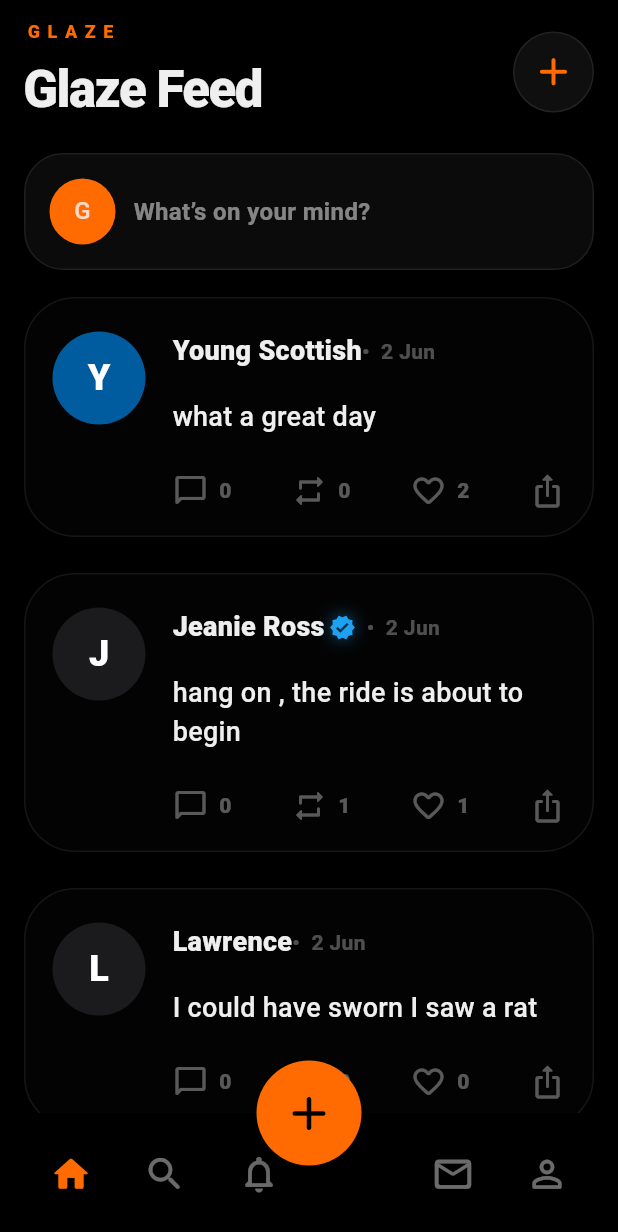
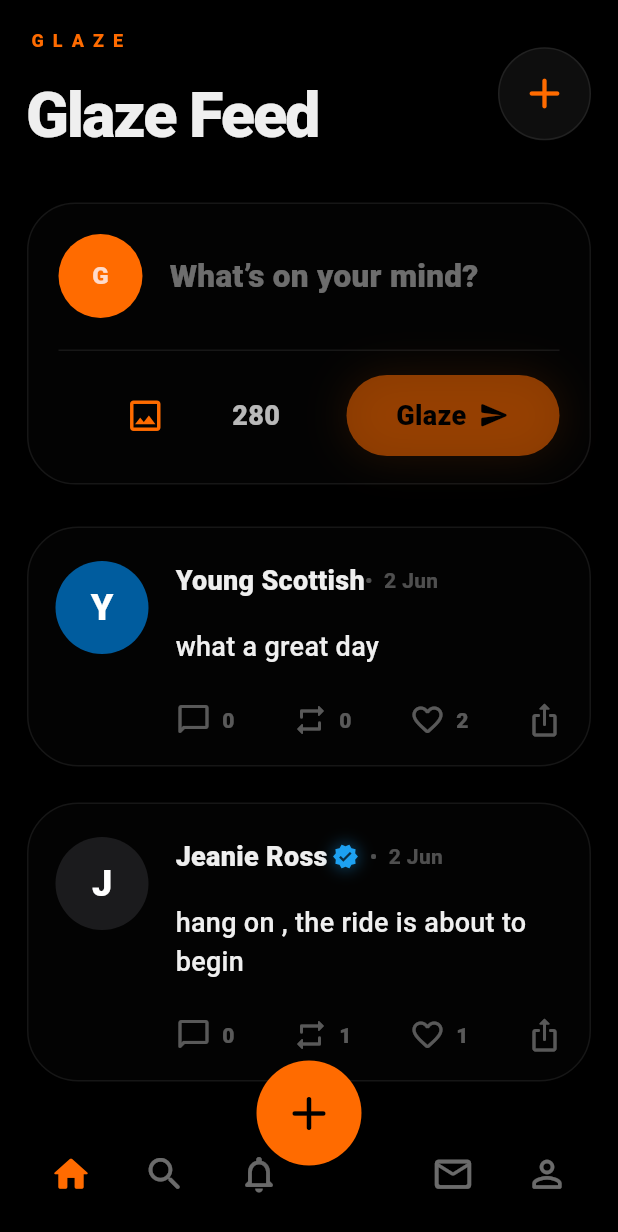
Before and after one commit to WinnerSamurai6064/Glaze1, a Flutter app: the screen it shows after launch, on a phone screen of 412 x 824 dp. Shown: the top 1232 px of the screen. Run offline on Flutter 3.47's test engine with Material 3 defaults, Android fonts, the phone set to English and light mode, and no system bars; network calls fail.

Commit message:
Rebuild feed screen to match original Glaze composer and spacing

```diff
--- a/lib/screens/feed_screen.dart
+++ b/lib/screens/feed_screen.dart
@@ -30,9 +30,7 @@ class _FeedScreenState extends State<FeedScreen> {
   }
 
   void _openProfile(GlazeUser user) {
-    Navigator.of(context).push(
-      MaterialPageRoute(builder: (_) => ProfileScreen(user: user)),
-    );
+    Navigator.of(context).push(MaterialPageRoute(builder: (_) => ProfileScreen(user: user)));
   }
 
   @override
@@ -50,12 +48,12 @@ class _FeedScreenState extends State<FeedScreen> {
               await _future;
             },
             child: ListView(
-              padding: const EdgeInsets.fromLTRB(16, 12, 16, 110),
+              padding: const EdgeInsets.fromLTRB(18, 18, 18, 112),
               children: [
                 _Header(title: data.content.feedTitle),
-                const SizedBox(height: 18),
+                const SizedBox(height: 28),
                 _Composer(placeholder: data.content.composerPlaceholder),
-                const SizedBox(height: 18),
+                const SizedBox(height: 28),
                 if (data.posts.isEmpty)
                   _EmptyState(text: data.content.emptyPosts)
                 else
@@ -98,30 +96,30 @@ class _Header extends StatelessWidget {
               style: TextStyle(
                 color: GlazeTheme.orange,
                 fontWeight: FontWeight.w900,
-                letterSpacing: 5,
+                letterSpacing: 6,
                 fontSize: 12,
               ),
             ),
-            const SizedBox(height: 6),
+            const SizedBox(height: 12),
             Text(
               title,
               style: const TextStyle(
-                fontSize: 34,
+                fontSize: 42,
                 fontWeight: FontWeight.w900,
-                letterSpacing: -1,
+                letterSpacing: -1.4,
               ),
             ),
           ],
         ),
         Container(
-          width: 54,
-          height: 54,
+          width: 62,
+          height: 62,
           decoration: BoxDecoration(
             shape: BoxShape.circle,
-            color: Colors.white.withOpacity(0.06),
+            color: Colors.white.withOpacity(0.055),
             border: Border.all(color: Colors.white.withOpacity(0.08)),
           ),
-          child: const Icon(Icons.add_rounded, color: GlazeTheme.orange, size: 31),
+          child: const Icon(Icons.add_rounded, color: GlazeTheme.orange, size: 34),
         ),
       ],
     );
@@ -136,25 +134,60 @@ class _Composer extends StatelessWidget {
   @override
   Widget build(BuildContext context) {
     return Container(
-      padding: const EdgeInsets.all(16),
+      height: 188,
+      padding: const EdgeInsets.fromLTRB(20, 20, 20, 18),
       decoration: BoxDecoration(
-        color: Colors.white.withOpacity(0.045),
-        borderRadius: BorderRadius.circular(26),
-        border: Border.all(color: Colors.white.withOpacity(0.08)),
+        color: const Color(0xFF030303),
+        borderRadius: BorderRadius.circular(32),
+        border: Border.all(color: Colors.white.withOpacity(0.075)),
       ),
-      child: Row(
+      child: Column(
         children: [
-          const CircleAvatar(radius: 22, backgroundColor: GlazeTheme.orange, child: Text('G')),
-          const SizedBox(width: 12),
-          Expanded(
-            child: Text(
-              placeholder,
-              style: TextStyle(
-                color: Colors.white.withOpacity(0.50),
-                fontSize: 16,
-                fontWeight: FontWeight.w600,
+          Row(
+            children: [
+              const CircleAvatar(radius: 28, backgroundColor: GlazeTheme.orange, child: Text('G', style: TextStyle(fontWeight: FontWeight.w900))),
+              const SizedBox(width: 18),
+              Expanded(
+                child: Text(
+                  placeholder,
+                  style: TextStyle(
+                    color: Colors.white.withOpacity(0.42),
+                    fontSize: 21,
+                    fontWeight: FontWeight.w800,
+                    letterSpacing: 0.2,
+                  ),
+                ),
               ),
-            ),
+            ],
+          ),
+          const Spacer(),
+          Container(height: 1, color: Colors.white.withOpacity(0.08)),
+          const SizedBox(height: 16),
+          Row(
+            children: [
+              const Spacer(),
+              const Icon(Icons.image_outlined, color: GlazeTheme.orange, size: 27),
+              const Spacer(),
+              Text('280', style: TextStyle(color: Colors.white.withOpacity(0.72), fontSize: 18, fontWeight: FontWeight.w900)),
+              const Spacer(),
+              Container(
+                width: 142,
+                height: 54,
+                decoration: BoxDecoration(
+                  borderRadius: BorderRadius.circular(999),
+                  color: GlazeTheme.orange.withOpacity(0.52),
+                  boxShadow: [BoxShadow(color: GlazeTheme.orange.withOpacity(0.13), blurRadius: 24)],
+                ),
+                child: const Row(
+                  mainAxisAlignment: MainAxisAlignment.center,
+                  children: [
+                    Text('Glaze', style: TextStyle(color: Colors.black, fontSize: 18, fontWeight: FontWeight.w900)),
+                    SizedBox(width: 8),
+                    Icon(Icons.send_rounded, color: Colors.black, size: 21),
+                  ],
+                ),
+              ),
+            ],
           ),
         ],
       ),
```
